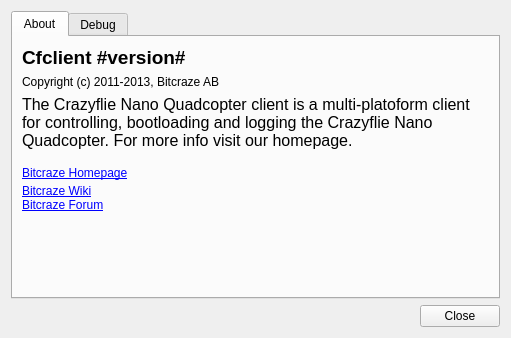
This is lib/cfclient/ui/dialogs/about.ui in bitcraze/crazyflie-clients-python as Qt 5 draws it before an edit. The edited form follows.
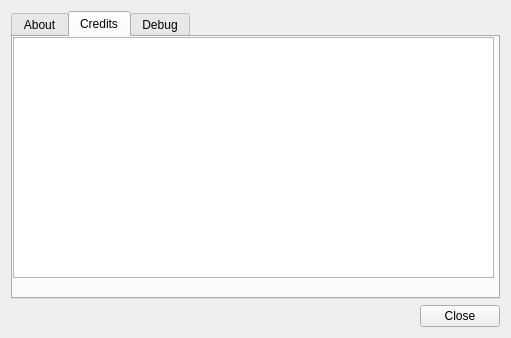
This is the edited form. The open tabs and pages were chosen to show the change.

Commit message: Manually added credits to UI. Closes #77.

What changed in the file:
```diff
--- a/lib/cfclient/ui/dialogs/about.ui
+++ b/lib/cfclient/ui/dialogs/about.ui
@@ -76,6 +76,26 @@
          </item>
         </layout>
        </widget>
+       <widget class="QWidget" name="Credits">
+        <attribute name="title">
+         <string>Credits</string>
+        </attribute>
+        <widget class="QWidget" name="gridLayoutWidget">
+         <property name="geometry">
+          <rect>
+           <x>0</x>
+           <y>0</y>
+           <width>481</width>
+           <height>241</height>
+          </rect>
+         </property>
+         <layout class="QGridLayout" name="gridLayout_3">
+          <item row="0" column="0">
+           <widget class="QTextEdit" name="_credits"/>
+          </item>
+         </layout>
+        </widget>
+       </widget>
        <widget class="QWidget" name="Debug">
         <attribute name="title">
          <string>Debug</string>
```
Left out of the diff: 14 changed lines with no effect on the pictures. The commit also changes 2 other files.
